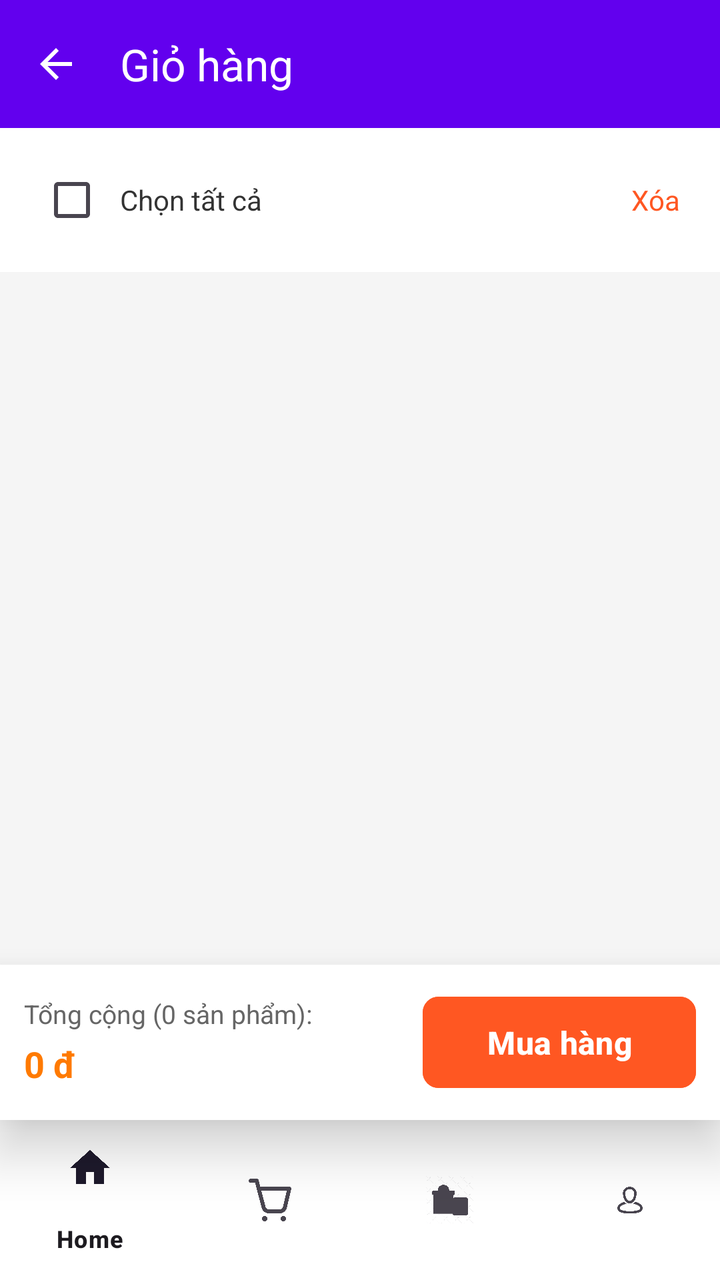
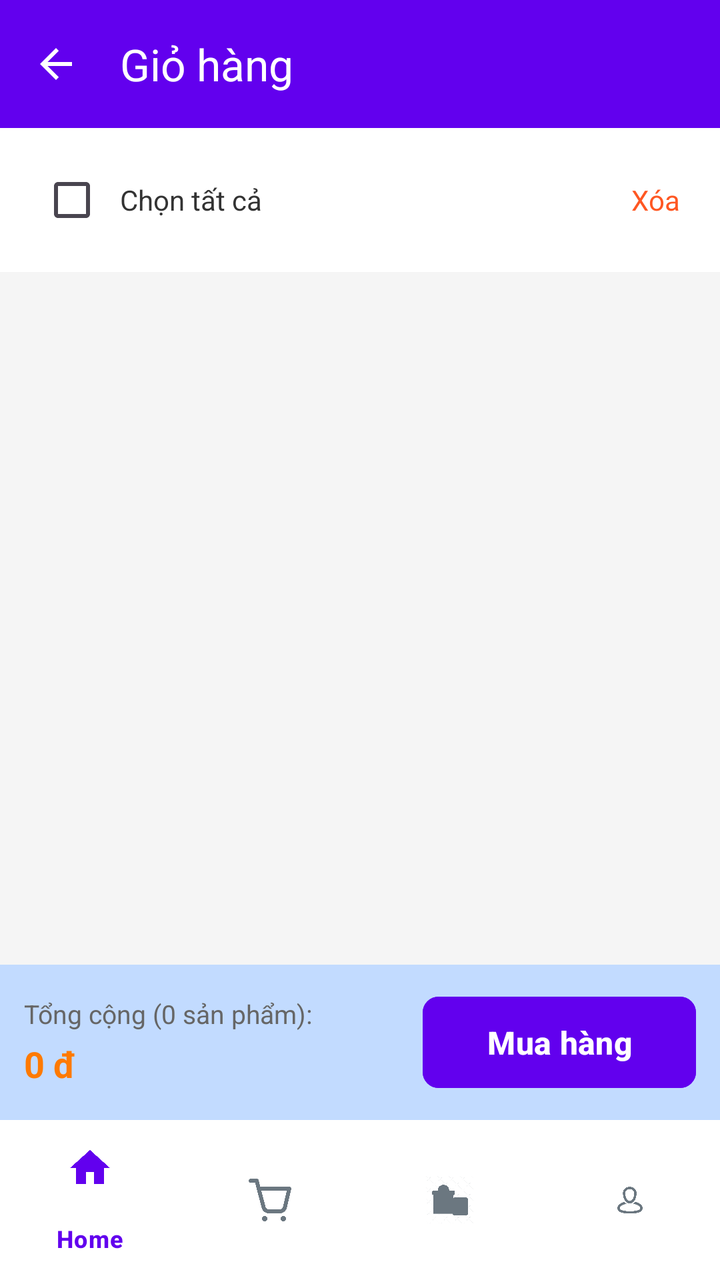

An Android layout rendered at two revisions. The XML below is the earlier revision; the diff shows what the commit changed to produce the second picture.
<!-- AndroidManifest.xml: application theme Theme.BookApp -->
<!-- res/layout/activity_cart.xml -->
<?xml version="1.0" encoding="utf-8"?>
<androidx.constraintlayout.widget.ConstraintLayout xmlns:android="http://schemas.android.com/apk/res/android"
    xmlns:app="http://schemas.android.com/apk/res-auto"
    xmlns:tools="http://schemas.android.com/tools"
    android:layout_width="match_parent"
    android:layout_height="match_parent"
    android:background="#F5F5F5">

    <com.google.android.material.appbar.MaterialToolbar
        android:id="@+id/toolbar"
        android:layout_width="0dp"
        android:layout_height="?attr/actionBarSize"
        android:background="#6200EE"
        app:title="Giỏ hàng"
        app:titleTextColor="#FFFFFF"
        app:navigationIcon="?attr/homeAsUpIndicator"
        app:navigationIconTint="#FFFFFF"
        app:layout_constraintTop_toTopOf="parent"
        app:layout_constraintStart_toStartOf="parent"
        app:layout_constraintEnd_toEndOf="parent" />

    <LinearLayout
        android:id="@+id/layoutSelectAll"
        android:layout_width="match_parent"
        android:layout_height="wrap_content"
        android:orientation="horizontal"
        android:padding="12dp"
        android:background="#FFFFFF"
        android:gravity="center_vertical"
        app:layout_constraintTop_toBottomOf="@id/toolbar">

        <CheckBox
            android:id="@+id/cbSelectAll"
            android:layout_width="wrap_content"
            android:layout_height="wrap_content" />

        <TextView
            android:layout_width="0dp"
            android:layout_height="wrap_content"
            android:layout_weight="1"
            android:text="Chọn tất cả"
            android:textColor="#333333"
            android:textSize="14sp" />

        <TextView
            android:id="@+id/tvDeleteSelected"
            android:layout_width="wrap_content"
            android:layout_height="wrap_content"
            android:text="Xóa"
            android:textColor="#FF5722"
            android:textSize="14sp"
            android:padding="8dp" />
    </LinearLayout>

    <androidx.recyclerview.widget.RecyclerView
        android:id="@+id/rvCart"
        android:layout_width="0dp"
        android:layout_height="0dp"
        android:clipToPadding="false"
        android:paddingTop="8dp"
        android:paddingBottom="8dp"
        app:layout_constraintTop_toBottomOf="@id/layoutSelectAll"
        app:layout_constraintBottom_toTopOf="@id/layoutCheckout"
        app:layout_constraintStart_toStartOf="parent"
        app:layout_constraintEnd_toEndOf="parent" />

    <LinearLayout
        android:id="@+id/layoutEmpty"
        android:layout_width="wrap_content"
        android:layout_height="wrap_content"
        android:orientation="vertical"
        android:gravity="center"
        android:visibility="gone"
        app:layout_constraintTop_toTopOf="parent"
        app:layout_constraintBottom_toBottomOf="parent"
        app:layout_constraintStart_toStartOf="parent"
        app:layout_constraintEnd_toEndOf="parent">

        <ImageView
            android:layout_width="120dp"
            android:layout_height="120dp"
            android:src="@drawable/ic_cart"
            app:tint="#CCCCCC" />

        <TextView
            android:layout_width="wrap_content"
            android:layout_height="wrap_content"
            android:text="Giỏ hàng trống"
            android:textSize="18sp"
            android:textColor="#999999"
            android:layout_marginTop="16dp" />
    </LinearLayout>

    <androidx.cardview.widget.CardView
        android:id="@+id/layoutCheckout"
        android:layout_width="0dp"
        android:layout_height="wrap_content"
        app:cardElevation="16dp"
        app:cardCornerRadius="0dp"
        app:layout_constraintBottom_toTopOf="@id/bottomNavigation"
        app:layout_constraintStart_toStartOf="parent"
        app:layout_constraintEnd_toEndOf="parent">

        <LinearLayout
            android:layout_width="match_parent"
            android:layout_height="wrap_content"
            android:orientation="horizontal"
            android:padding="12dp"
            android:gravity="center_vertical"
            android:background="#FFFFFF">

            <LinearLayout
                android:layout_width="0dp"
                android:layout_height="wrap_content"
                android:layout_weight="1"
                android:orientation="vertical">

                <TextView
                    android:id="@+id/tvItemCount"
                    android:layout_width="wrap_content"
                    android:layout_height="wrap_content"
                    android:text="Tổng cộng (0 sản phẩm):"
                    android:textSize="13sp"
                    android:textColor="#666666" />

                <TextView
                    android:id="@+id/tvTotalPrice"
                    android:layout_width="wrap_content"
                    android:layout_height="wrap_content"
                    android:text="0 đ"
                    android:textSize="18sp"
                    android:textStyle="bold"
                    android:textColor="#FF7A00"
                    android:layout_marginTop="4dp" />
            </LinearLayout>

            <com.google.android.material.button.MaterialButton
                android:id="@+id/btnCheckout"
                android:layout_width="wrap_content"
                android:layout_height="wrap_content"
                android:text="Mua hàng"
                android:textAllCaps="false"
                android:textSize="16sp"
                android:textStyle="bold"
                android:textColor="#FFFFFF"
                app:cornerRadius="8dp"
                android:backgroundTint="#FF5722"
                android:paddingHorizontal="32dp"
                android:paddingVertical="12dp" />
        </LinearLayout>
    </androidx.cardview.widget.CardView>

    <com.google.android.material.bottomnavigation.BottomNavigationView
        android:id="@+id/bottomNavigation"
        android:layout_width="0dp"
        android:layout_height="wrap_content"
        android:background="#FFFFFF"
        app:menu="@menu/bottom_nav_menu"
        app:layout_constraintBottom_toBottomOf="parent"
        app:layout_constraintStart_toStartOf="parent"
        app:layout_constraintEnd_toEndOf="parent" />

</androidx.constraintlayout.widget.ConstraintLayout>
<!-- resources referenced by this layout -->
<resources>
  <!-- drawable ic_cart: png bitmap (drawable, 8448 bytes) -->
  <style name="Theme.BookApp" parent="Base.Theme.BookApp" />
  <style name="Base.Theme.BookApp" parent="Theme.Material3.DayNight.NoActionBar">
          
          
      </style>
</resources>

<!-- the commit's change to res/layout/activity_cart.xml (unified diff, before → after) -->
@@ -95,7 +95,7 @@
         android:id="@+id/layoutCheckout"
         android:layout_width="0dp"
         android:layout_height="wrap_content"
-        app:cardElevation="16dp"
+        app:cardElevation="0dp"
         app:cardCornerRadius="0dp"
         app:layout_constraintBottom_toTopOf="@id/bottomNavigation"
         app:layout_constraintStart_toStartOf="parent"
@@ -107,7 +107,7 @@
             android:orientation="horizontal"
             android:padding="12dp"
             android:gravity="center_vertical"
-            android:background="#FFFFFF">
+            android:background="#c2dbff">
 
             <LinearLayout
                 android:layout_width="0dp"
@@ -144,7 +144,7 @@
                 android:textStyle="bold"
                 android:textColor="#FFFFFF"
                 app:cornerRadius="8dp"
-                android:backgroundTint="#FF5722"
+                android:backgroundTint="#6200EE"
                 android:paddingHorizontal="32dp"
                 android:paddingVertical="12dp" />
         </LinearLayout>
@@ -154,10 +154,14 @@
         android:id="@+id/bottomNavigation"
         android:layout_width="0dp"
         android:layout_height="wrap_content"
-        android:background="#FFFFFF"
+        android:background="@color/white"
+        app:backgroundTint="@color/white"
+        app:itemIconTint="@color/nav_item_color"
+        app:itemTextColor="@color/nav_item_color"
         app:menu="@menu/bottom_nav_menu"
         app:layout_constraintBottom_toBottomOf="parent"
         app:layout_constraintStart_toStartOf="parent"
         app:layout_constraintEnd_toEndOf="parent" />
 
+
 </androidx.constraintlayout.widget.ConstraintLayout>
<!-- resource entries referenced after the edit -->
@@ -1,5 +1,6 @@
 <!-- resources referenced by this layout -->
 <resources>
+  <color name="white">#FFFFFFFF</color>
   <!-- drawable ic_cart: png bitmap (drawable, 8448 bytes) -->
   <style name="Theme.BookApp" parent="Base.Theme.BookApp" />
   <style name="Base.Theme.BookApp" parent="Theme.Material3.DayNight.NoActionBar">
